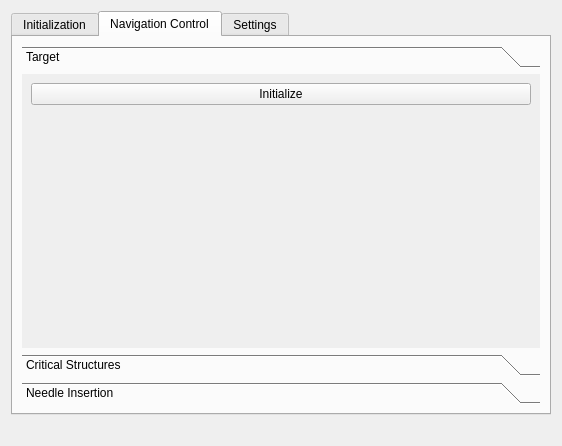
Before: the Qt Designer form Plugins/org.mitk.gui.qt.igt.app.echotrack/src/internal/QmitkUSNavigationMarkerPlacement.ui in alaansheikhani/MITK, drawn with Qt 5.
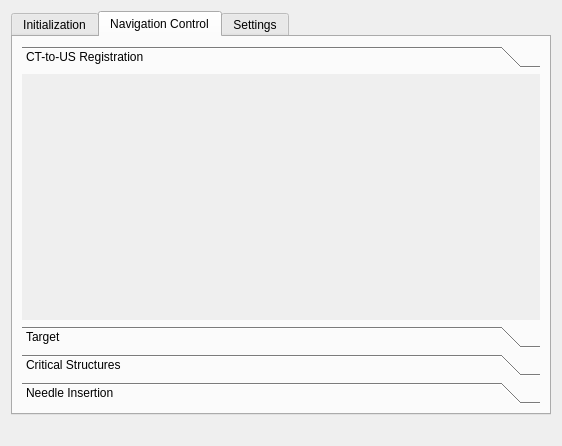
After: the same form once the commit is applied. The open tabs and pages were chosen to show the change. Custom widgets are drawn as their Qt base class.

Commit message: Added new page for CT-to-US registration to QmitkUSNavigationMarkerPlacement.ui This is a preparation step for developing the CT-to-US-registration

```diff
--- a/Plugins/org.mitk.gui.qt.igt.app.echotrack/src/internal/QmitkUSNavigationMarkerPlacement.ui
+++ b/Plugins/org.mitk.gui.qt.igt.app.echotrack/src/internal/QmitkUSNavigationMarkerPlacement.ui
@@ -42,13 +42,31 @@
          <property name="currentIndex">
           <number>0</number>
          </property>
+         <widget class="QWidget" name="page_CtToUsRegistration">
+          <property name="geometry">
+           <rect>
+            <x>0</x>
+            <y>0</y>
+            <width>520</width>
+            <height>257</height>
+           </rect>
+          </property>
+          <attribute name="label">
+           <string>CT-to-US Registration</string>
+          </attribute>
+          <layout class="QVBoxLayout" name="verticalLayout_4">
+           <item>
+            <widget class="QmitkUSNavigationStepCtUsRegistration" name="m_CtToUsRegistrationWidget" native="true"/>
+           </item>
+          </layout>
+         </widget>
          <widget class="QWidget" name="page_3">
           <property name="geometry">
            <rect>
             <x>0</x>
             <y>0</y>
-            <width>93</width>
-            <height>57</height>
+            <width>520</width>
+            <height>257</height>
            </rect>
           </property>
           <attribute name="label">
@@ -241,6 +259,12 @@
    <header>src/internal/SettingsWidgets/QmitkUSNavigationCombinedSettingsWidget.h</header>
    <container>1</container>
   </customwidget>
+  <customwidget>
+   <class>QmitkUSNavigationStepCtUsRegistration</class>
+   <extends>QWidget</extends>
+   <header location="global">src/internal/NavigationStepWidgets/QmitkUSNavigationStepCtUsRegistration.h</header>
+   <container>1</container>
+  </customwidget>
  </customwidgets>
  <resources/>
  <connections/>
```
Left out of the diff: 6 changed lines with no effect on the pictures. The commit also changes 4 other files.
